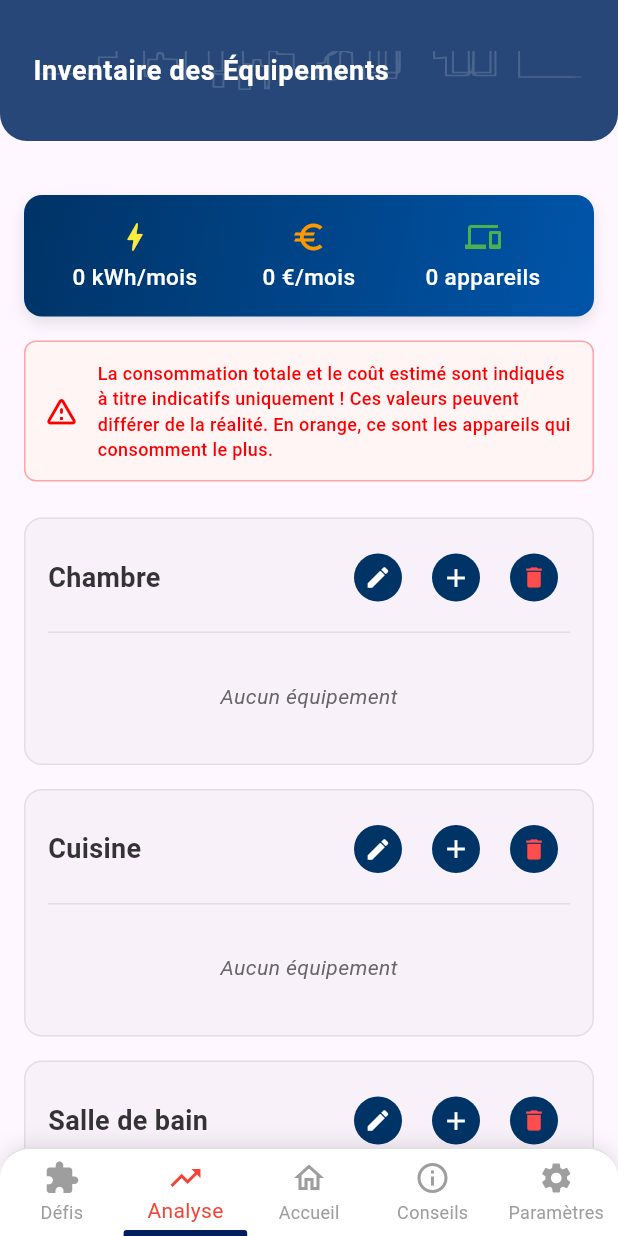
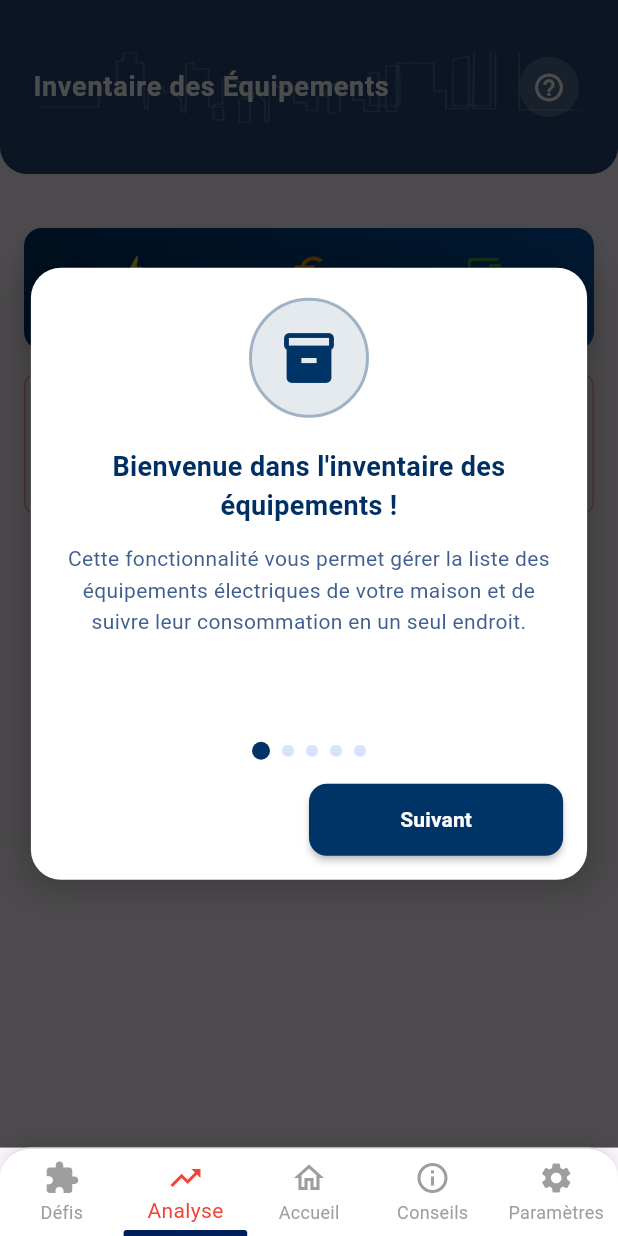
Before and after one commit to ThomasVly/Projet_SIGH, a Flutter app: the screen it shows after launch, item 2 of the bottom bar chosen, on a phone screen of 412 x 824 dp. Run offline on Flutter 3.47's test engine with Material 3 defaults, Android fonts, the phone set to English and light mode, and no system bars; our stand-ins replace cloud_firestore, firebase_core, flutter_local_notifications, flutter_svg, permission_handler, shared_preferences and 1 more; missing offline and left inert: flutter_pdfview; accounts and stored records are empty.

Commit message:
feat: onboarding for equipment tab

```diff
--- a/lib/common-widget/header/header_widget.dart
+++ b/lib/common-widget/header/header_widget.dart
@@ -9,6 +9,7 @@ class HeaderWidget extends StatelessWidget {
   final VoidCallback? onProfileTap;
   final bool isCollapsed;
   final BuildContext? navigationContext;
+  final Widget? trailing;
 
   const HeaderWidget({
     super.key,
@@ -19,6 +20,7 @@ class HeaderWidget extends StatelessWidget {
     this.onProfileTap,
     this.isCollapsed = false,
     this.navigationContext,
+    this.trailing,
   });
 
   @override
@@ -141,6 +143,10 @@ class HeaderWidget extends StatelessWidget {
                     ),
                   ),
                 ),
+
+              // Onobarding
+              if (!isHomePage && trailing != null)
+                trailing!,
             ],
           ),
         ],
--- /dev/null
+++ b/lib/pages/equipments/components/onboarding_overlay.dart
@@ -0,0 +1,329 @@
+import 'package:flutter/material.dart';
+
+class OnboardingOverlay extends StatefulWidget {
+  final Function() onComplete;
+
+  const OnboardingOverlay({
+    super.key,
+    required this.onComplete,
+  });
+
+  @override
+  State<OnboardingOverlay> createState() => _OnboardingOverlayState();
+}
+
+class _OnboardingOverlayState extends State<OnboardingOverlay> {
+  final PageController _pageController = PageController();
+  int _currentPage = 0;
+
+  final List<OnboardingPage> _pages = [
+    OnboardingPage(
+      title: 'Bienvenue dans l\'inventaire des équipements !',
+      description: 'Cette fonctionnalité vous permet gérer la liste des équipements électriques de votre maison et de suivre leur consommation en un seul endroit.',
+      image: Icons.inventory,
+      color: Color(0xFF003366),
+    ),
+    OnboardingPage(
+      title: 'Ajoutez vos pièces',
+      description: 'Commencez d\'abord par créer des pièces (e.g., cuisine, salon, etc.).',
+      image: Icons.add_home_work,
+      color: Color(0xFF003366),
+    ),
+    OnboardingPage(
+      title: 'Sélectionnez vos appareils',
+      description: 'Vous pouvez ensuite, pour chaque pièce, ajouter les appareils présents. Choissisez parmi une liste de 80+ appareils prédéfinis.',
+      image: Icons.devices,
+      color: Color(0xFF003366),
+    ),
+    OnboardingPage(
+      title: 'Personnalisez vos appareils',
+      description: 'Par défaut, chaque appareil a une valeur par défaut concernant sa consommation en kWh/h, sa durée d\'utilisation moyenne au quotidien et sa fréquence d\'utilisation par semaine. Mais vous pouvez aussi personnaliser ces valeurs unitairement en cliquant sur l\'appareil dans votre inventaire !',
+      image: Icons.settings,
+      color: Color(0xFF003366),
+    ),
+    OnboardingPage(
+      title: 'Analysez votre consommation',
+      description: 'Vous pouvez visualiser votre consommation théorique mensuel en kWh et €. Les appareils les plus consommateurs sont en surbrillance. ATTENTION : cette simulation est à titre indicatif uniquement et peut différer de la réalité.',
+      image: Icons.analytics,
+      color: Color(0xFF72BA00),
+    ),
+  ];
+
+  void _nextPage() {
+    if (_currentPage < _pages.length - 1) {
+      _pageController.nextPage(
+        duration: Duration(milliseconds: 300),
+        curve: Curves.easeInOut,
+      );
+    } else {
+      widget.onComplete();
+    }
+  }
+
+  void _previousPage() {
+    if (_currentPage > 0) {
+      _pageController.previousPage(
+        duration: Duration(milliseconds: 300),
+        curve: Curves.easeInOut,
+      );
+    }
+  }
+
+  void _skipOnboarding() {
+    widget.onComplete();
+  }
+
+  @override
+  Widget build(BuildContext context) {
+    final screenHeight = MediaQuery.of(context).size.height;
+    final screenWidth = MediaQuery.of(context).size.width;
+
+    return Material(
+      color: Colors.black.withOpacity(0.5),
+      child: GestureDetector(
+        onTap: () {},
+        child: Stack(
+          children: [
+            Positioned.fill(
+              child: Container(
+                color: Colors.black.withOpacity(0.4),
+              ),
+            ),
+
+            Positioned.fill(
+              child: Center(
+                child: SingleChildScrollView(
+                  padding: EdgeInsets.symmetric(
+                    horizontal: 16,
+                    vertical: screenHeight * 0.05,
+                  ),
+                  child: Container(
+                    width: screenWidth * 0.9,
+                    constraints: BoxConstraints(
+                      maxWidth: 400,
+                      maxHeight: screenHeight * 0.75,
+                    ),
+                    decoration: BoxDecoration(
+                      color: Colors.white,
+                      borderRadius: BorderRadius.circular(20),
+                      boxShadow: [
+                        BoxShadow(
+                          color: Colors.black.withOpacity(0.2),
+                          blurRadius: 20,
+                          spreadRadius: 5,
+                        ),
+                      ],
+                    ),
+                    child: Column(
+                      mainAxisSize: MainAxisSize.min,
+                      children: [
+                        Container(
+                          height: 300,
+                          child: PageView.builder(
+                            controller: _pageController,
+                            itemCount: _pages.length,
+                            onPageChanged: (index) {
+                              setState(() {
+                                _currentPage = index;
+                              });
+                            },
+                            itemBuilder: (context, index) {
+                              final page = _pages[index];
+                              return _buildPage(page);
+                            },
+                          ),
+                        ),
+
+                        Padding(
+                          padding: const EdgeInsets.symmetric(vertical: 16),
+                          child: Row(
+                            mainAxisAlignment: MainAxisAlignment.center,
+                            children: List.generate(
+                              _pages.length,
+                              (index) => Container(
+                                margin: EdgeInsets.symmetric(horizontal: 4),
+                                width: _currentPage == index ? 12 : 8,
+                                height: _currentPage == index ? 12 : 8,
+                                decoration: BoxDecoration(
+                                  color: _currentPage == index
+                                      ? _pages[index].color
+                                      : Color(0xFFD6E3FF),
+                                  shape: BoxShape.circle,
+                                ),
+                              ),
+                            ),
+                          ),
+                        ),
+
+                        Padding(
+                          padding: const EdgeInsets.fromLTRB(16, 0, 16, 16),
+                          child: Row(
+                            children: [
+                              if (_currentPage > 0)
+                                Expanded(
+                                  child: ElevatedButton(
+                                    onPressed: _previousPage,
+                                    style: ElevatedButton.styleFrom(
+                                      backgroundColor: Color(0xFFE0E0E0),
+                                      foregroundColor: Color(0xFF405F90),
+                                      padding: EdgeInsets.symmetric(vertical: 14),
+                                      shape: RoundedRectangleBorder(
+                                        borderRadius: BorderRadius.circular(12),
+                                      ),
+                                      elevation: 0,
+                                    ),
+                                    child: Text(
+                                      'Retour',
+                                      style: TextStyle(
+                                        fontSize: 14,
+                                        fontWeight: FontWeight.w600,
+                                      ),
+                                    ),
+                                  ),
+                                )
+                              else
+                                Expanded(child: SizedBox()),
+
+                              if (_currentPage > 0) SizedBox(width: 12),
+
+                              Expanded(
+                                child: ElevatedButton(
+                                  onPressed: _nextPage,
+                                  style: ElevatedButton.styleFrom(
+                                    backgroundColor: _currentPage == _pages.length - 1
+                                        ? Color(0xFF72BA00)
+                                        : Color(0xFF003366),
+                                    foregroundColor: Colors.white,
+                                    padding: EdgeInsets.symmetric(vertical: 14),
+                                    shape: RoundedRectangleBorder(
+                                      borderRadius: BorderRadius.circular(12),
+                                    ),
+                                    elevation: 2,
+                                  ),
+                                  child: Text(
+                                    _currentPage == _pages.length - 1
+                                        ? 'OK'
+                                        : 'Suivant',
+                                    style: TextStyle(
+                                      fontSize: 14,
+                                      fontWeight: FontWeight.w600,
+                                    ),
+                                  ),
+                                ),
+                              ),
+                            ],
+                          ),
+                        ),
+                      ],
+                    ),
+                  ),
+                ),
+              ),
+            ),
+          ],
+        ),
+      ),
+    );
+  }
+
+  Widget _buildPage(OnboardingPage page) {
+    return Container(
+      padding: const EdgeInsets.all(20),
+      child: Column(
+        mainAxisAlignment: MainAxisAlignment.center,
+        children: [
+          Container(
+            width: 80,
+            height: 80,
+            decoration: BoxDecoration(
+              color: page.color.withOpacity(0.1),
+              shape: BoxShape.circle,
+              border: Border.all(
+                color: page.color.withOpacity(0.3),
+                width: 2,
+              ),
+            ),
+            child: Center(
+              child: Icon(
+                page.image,
+                size: 40,
+                color: page.color,
+              ),
+            ),
+          ),
+          SizedBox(height: 20),
+
+          // Titre
+          Text(
+            page.title,
+            style: TextStyle(
+              fontSize: 18,
+              fontWeight: FontWeight.bold,
+              color: Color(0xFF003063),
+            ),
+            textAlign: TextAlign.center,
+          ),
+          SizedBox(height: 12),
+
+          Expanded(
+            child: SingleChildScrollView(
+              child: Column(
+                children: [
+                  if (_currentPage != _pages.length - 1)
+                    Text(
+                      page.description,
+                      style: TextStyle(
+                        fontSize: 14,
+                        color: Color(0xFF405F90),
+                        height: 1.5,
+                      ),
+                      textAlign: TextAlign.center,
+                    )
+                  else
+                    Column(
+                      children: [
+                        Text(
+                          'Vous pouvez visualiser votre consommation théorique mensuel en kWh et €.  Les appareils les plus consommateurs sont en surbrillance',
+                          style: TextStyle(
+                            fontSize: 14,
+                            color: Color(0xFF405F90),
+                            height: 1.5,
+                          ),
+                          textAlign: TextAlign.center,
+                        ),
+                        SizedBox(height: 8),
+                        Text(
+                          'ATTENTION : cette simulation est à titre indicatif uniquement et peut différer de la réalité.',
+                          style: TextStyle(
+                            fontSize: 14,
+                            color: Colors.red,
+                            height: 1.5,
+                            fontWeight: FontWeight.w600,
+                          ),
+                          textAlign: TextAlign.center,
+                        ),
+                      ],
+                    ),
+                ],
+              ),
+            ),
+          ),
+        ],
+      ),
+    );
+  }
+}
+
+class OnboardingPage {
+  final String title;
+  final String description;
+  final IconData image;
+  final Color color;
+
+  OnboardingPage({
+    required this.title,
+    required this.description,
+    required this.image,
+    required this.color,
+  });
+}
--- a/lib/pages/equipments/equipments_page.dart
+++ b/lib/pages/equipments/equipments_page.dart
@@ -5,9 +5,11 @@ import 'components/warning_banner.dart';
 import 'components/room_card.dart';
 import 'components/equipment_detail_sheet.dart';
 import 'components/dialogs.dart';
+import 'components/onboarding_overlay.dart';
 import 'models/room.dart';
 import 'models/equipment.dart';
 import 'services/equipment_service.dart';
+import 'services/onboarding_service.dart';
 import 'appliance_selection_page.dart';
 
 class EquipmentsPage extends StatefulWidget {
@@ -29,12 +31,34 @@ class _EquipmentsPageState extends State<EquipmentsPage> {
   );
 
   List<Equipment> _topConsumingEquipments = [];
+  bool _showOnboarding = false;
+  bool _isLoading = true;
 
   @override
   void initState() {
     super.initState();
     _equipmentService = EquipmentService();
+    _checkOnboardingStatus();
+  }
+
+  Future<void> _checkOnboardingStatus() async {
+    final isCompleted = await OnboardingService.isOnboardingCompleted();
+
+    if (!isCompleted) {
+      await Future.delayed(Duration(milliseconds: 500));
+
+      if (mounted) {
+        setState(() {
+          _showOnboarding = true;
+          _isLoading = false;
+        });
+      }
+    } else {
       _loadData();
+      setState(() {
+        _isLoading = false;
+      });
+    }
   }
 
   Future<void> _loadData() async {
@@ -302,17 +326,62 @@ class _EquipmentsPageState extends State<EquipmentsPage> {
     );
   }
 
+  Future<void> _completeOnboarding() async {
+    await OnboardingService.completeOnboarding();
+    setState(() {
+      _showOnboarding = false;
+    });
+    _loadData();
+  }
+
+  void _showOnboardingAgain() async {
+    await OnboardingService.resetOnboarding();
+    setState(() {
+      _showOnboarding = true;
+    });
+  }
+
   @override
   Widget build(BuildContext context) {
-    return Scaffold(
+    return Stack(
+      children: [
+        Scaffold(
           body: Column(
             children: [
               HeaderWidget(
                 title: 'Inventaire des Équipements',
                 isHomePage: false,
                 navigationContext: context,
+                trailing: IconButton(
+                  icon: Container(
+                    width: 40,
+                    height: 40,
+                    decoration: BoxDecoration(
+                      color: Colors.white.withOpacity(0.2),
+                      borderRadius: BorderRadius.circular(20),
+                    ),
+                    child: Icon(
+                      Icons.help_outline,
+                      color: Colors.white,
+                      size: 22,
+                    ),
+                  ),
+                  onPressed: _showOnboardingAgain,
+                  padding: EdgeInsets.zero,
+                  constraints: const BoxConstraints(),
+                  tooltip: 'Voir le guide d\'utilisation',
+                ),
               ),
 
+              if (_isLoading)
+                Expanded(
+                  child: Center(
+                    child: CircularProgressIndicator(
+                      color: Color(0xFF405F90),
+                    ),
+                  ),
+                )
+              else
                 Expanded(
                   child: RefreshIndicator(
                     onRefresh: _loadData,
@@ -405,6 +474,13 @@ class _EquipmentsPageState extends State<EquipmentsPage> {
                 ),
             ],
           ),
+        ),
+
+        if (_showOnboarding)
+          OnboardingOverlay(
+            onComplete: _completeOnboarding,
+          ),
+      ],
     );
   }
 }
--- a/lib/pages/equipments/services/equipment_service.dart
+++ b/lib/pages/equipments/services/equipment_service.dart
@@ -3,6 +3,8 @@ import 'package:path/path.dart';
 import '../models/room.dart';
 import '../models/equipment.dart';
 import '../models/appliance.dart';
+import 'package:shared_preferences/shared_preferences.dart';
+
 
 class EquipmentService {
   static final EquipmentService _instance = EquipmentService._internal();
--- /dev/null
+++ b/lib/pages/equipments/services/onboarding_service.dart
@@ -0,0 +1,20 @@
+import 'package:shared_preferences/shared_preferences.dart';
+
+class OnboardingService {
+  static const String _onboardingKey = 'inventory_onboarding_completed';
+
+  static Future<bool> isOnboardingCompleted() async {
+    final prefs = await SharedPreferences.getInstance();
+    return prefs.getBool(_onboardingKey) ?? false;
+  }
+
+  static Future<void> completeOnboarding() async {
+    final prefs = await SharedPreferences.getInstance();
+    await prefs.setBool(_onboardingKey, true);
+  }
+
+  static Future<void> resetOnboarding() async {
+    final prefs = await SharedPreferences.getInstance();
+    await prefs.remove(_onboardingKey);
+  }
+}
```
Lines whose indentation alone changed are shown as unchanged.
